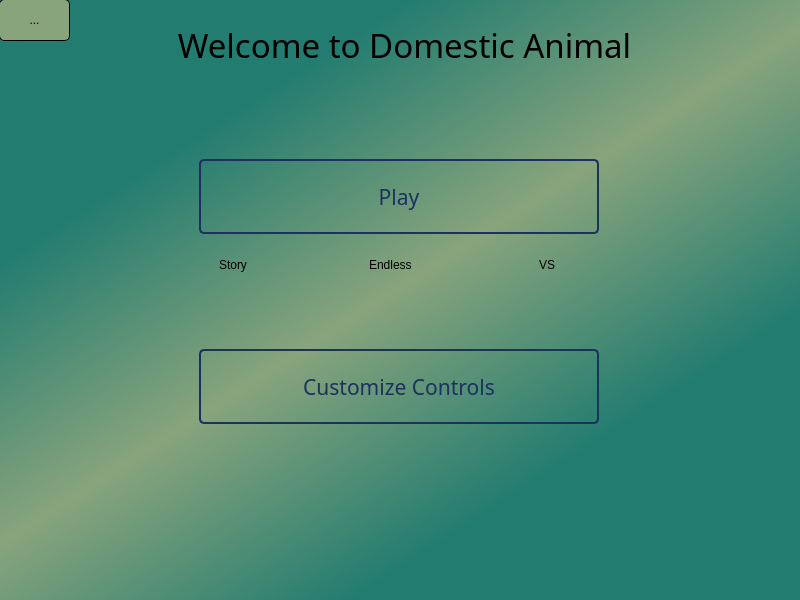
Before: the Qt Designer form launcher/ui/launcher.ui in domestic-animal/Domestic-Animal, drawn with Qt 5.
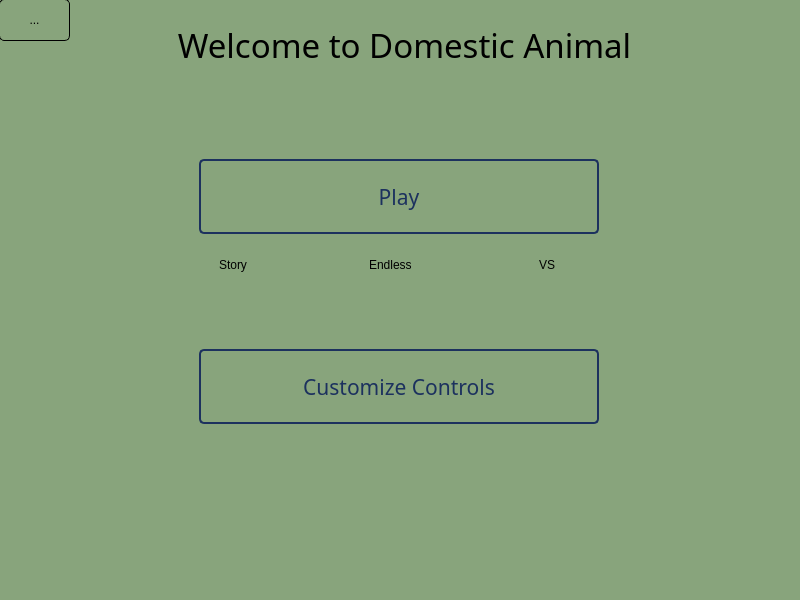
After: the same form once the commit is applied.

The edit to the form file:
```diff
--- a/launcher/ui/launcher.ui
+++ b/launcher/ui/launcher.ui
@@ -14,7 +14,7 @@
    <string>MainWindow</string>
   </property>
   <property name="styleSheet">
-   <string notr="true">background-color:qlineargradient(spread:reflect, x1:0.084, y1:0.0454545, x2:0.474, y2:0.499591, stop:0.401832 rgba(34, 124, 112, 255), stop:1 rgba(136, 164, 124, 255))
+   <string notr="true">background-color:qconicalgradient(cx:0.5, cy:0.5, angle:310.1, stop:0 rgba(136, 164, 124, 255))
 </string>
   </property>
   <widget class="QWidget" name="centralwidget">
@@ -111,7 +111,7 @@
       <rect>
        <x>350</x>
        <y>250</y>
-       <width>101</width>
+       <width>151</width>
        <height>31</height>
       </rect>
      </property>
```
